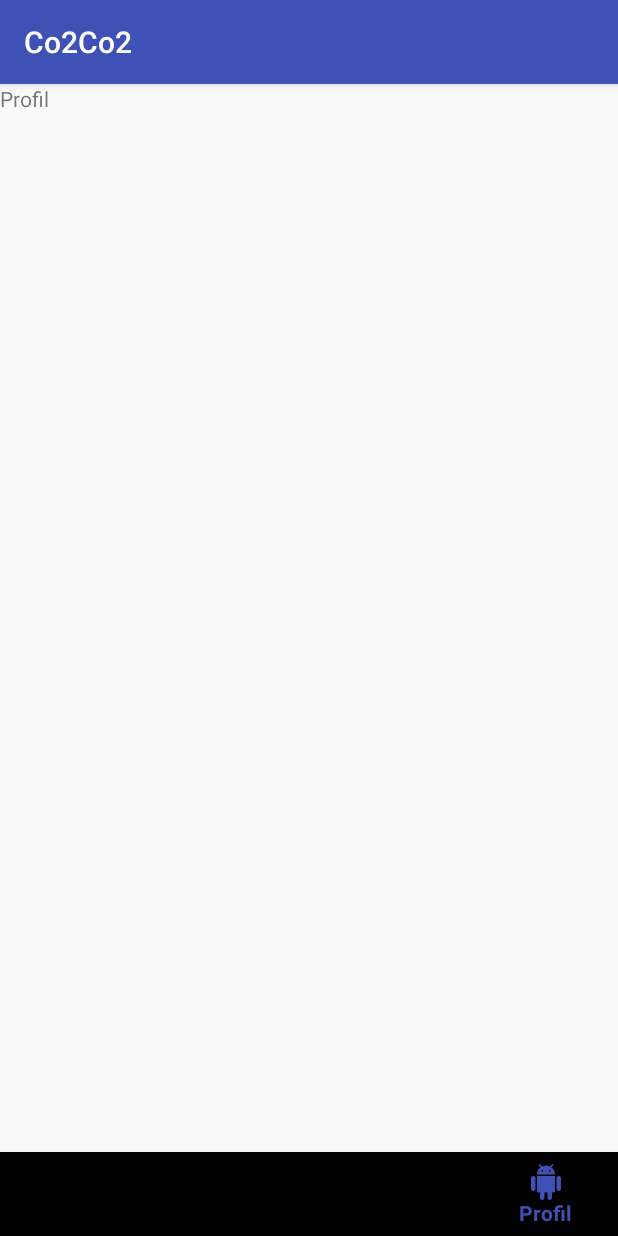
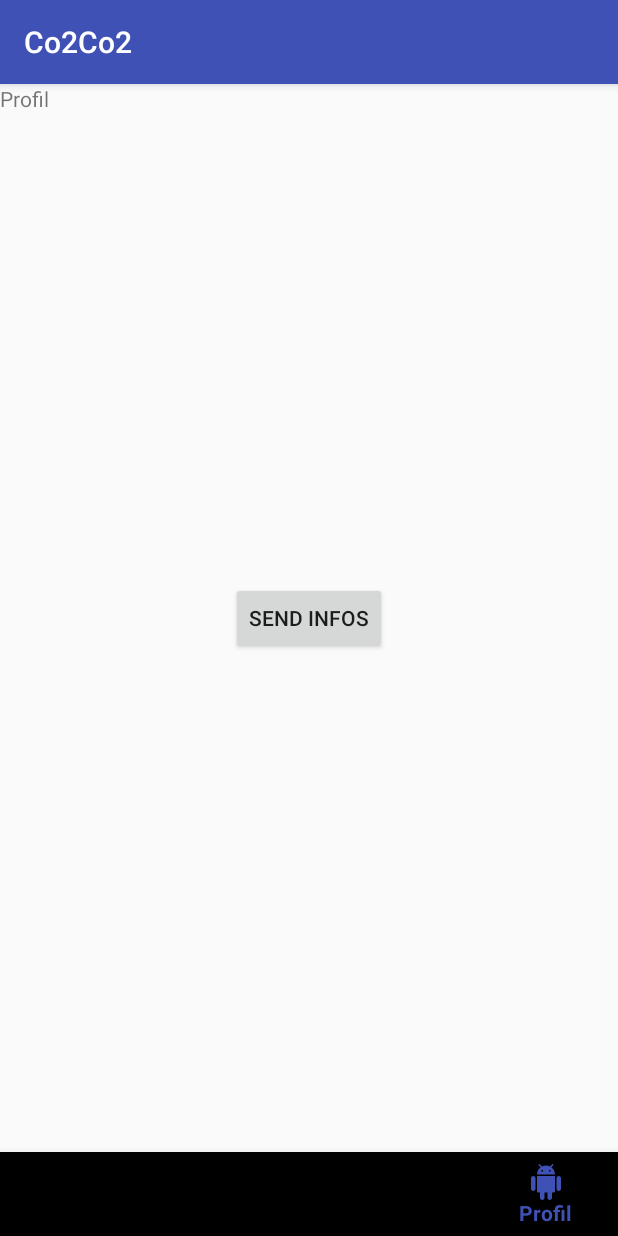
Before and after one commit to camilledahan/projet_CoCo2, an Android app: the screen it shows after launch (MainActivity), item 5 of the bottom bar chosen, on a phone screen of 412 x 824 dp. Run offline under Robolectric (Android 15) with nearby library versions, the phone set to English and light mode, and no system bars.

Commit message:
communication simple  android server node.js

```diff
--- a/frontend/app/build.gradle
+++ b/frontend/app/build.gradle
@@ -26,6 +26,8 @@ dependencies {
     implementation 'com.android.support:support-v4:26.1.0'
     implementation 'com.android.support:design:26.1.0'
     implementation 'com.android.support:support-vector-drawable:26.1.0'
+    implementation 'com.squareup.retrofit2:retrofit:2.3.0'
+    implementation 'com.squareup.retrofit2:converter-gson:2.3.0'
     testImplementation 'junit:junit:4.12'
     androidTestImplementation 'com.android.support.test:runner:1.0.2'
     androidTestImplementation 'com.android.support.test.espresso:espresso-core:3.0.2'
--- a/frontend/app/src/main/AndroidManifest.xml
+++ b/frontend/app/src/main/AndroidManifest.xml
@@ -2,13 +2,18 @@
 <manifest xmlns:android="http://schemas.android.com/apk/res/android"
     package="fr.cocoteam.co2co2">
 
+    <uses-permission android:name="android.permission.INTERNET" />
     <application
         android:allowBackup="true"
         android:icon="@mipmap/ic_launcher"
+        android:usesCleartextTraffic="true"
         android:label="@string/app_name"
         android:roundIcon="@mipmap/ic_launcher_round"
         android:supportsRtl="true"
         android:theme="@style/AppTheme">
+
+
+
         <activity android:name=".MainActivity">
             <intent-filter>
                 <action android:name="android.intent.action.MAIN" />
@@ -18,4 +23,5 @@
         </activity>
     </application>
 
+
 </manifest>
--- /dev/null
+++ b/frontend/app/src/main/java/fr/cocoteam/co2co2/service/RetrofitInterface.java
@@ -0,0 +1,14 @@
+package fr.cocoteam.co2co2.service;
+import java.util.HashMap;
+
+import fr.cocoteam.co2co2.model.User;
+import  retrofit2.Call;
+import retrofit2.http.Body;
+import retrofit2.http.GET;
+
+public interface RetrofitInterface {
+
+    @GET("/getUser")
+    Call<String> executeUser();
+
+}
--- a/frontend/app/src/main/java/fr/cocoteam/co2co2/view/ProfilFragment.java
+++ b/frontend/app/src/main/java/fr/cocoteam/co2co2/view/ProfilFragment.java
@@ -3,18 +3,34 @@ package fr.cocoteam.co2co2.view;
 
 import android.os.Bundle;
 import android.support.v4.app.Fragment;
+import android.util.Log;
 import android.view.LayoutInflater;
 import android.view.View;
 import android.view.ViewGroup;
+import android.widget.Button;
+import android.widget.Toast;
+
+import com.google.gson.Gson;
+import com.google.gson.GsonBuilder;
 
 import fr.cocoteam.co2co2.R;
+import fr.cocoteam.co2co2.service.RetrofitInterface;
+import retrofit2.Call;
+import retrofit2.Callback;
+import retrofit2.Response;
+import retrofit2.Retrofit;
+import retrofit2.converter.gson.GsonConverterFactory;
+
+import static android.content.ContentValues.TAG;
 
 /**
  * A simple {@link Fragment} subclass.
  */
 public class ProfilFragment extends Fragment {
 
-
+    private Retrofit retrofit;
+    private RetrofitInterface retrofitInterface;
+    private String BASE_URL = "http://10.0.2.2:3000";
     public ProfilFragment() {
         // Required empty public constructor
     }
@@ -24,7 +40,50 @@ public class ProfilFragment extends Fragment {
     public View onCreateView(LayoutInflater inflater, ViewGroup container,
                              Bundle savedInstanceState) {
         // Inflate the layout for this fragment
-        return inflater.inflate(R.layout.fragment_profil, container, false);
+        View view = inflater.inflate(R.layout.fragment_profil, container, false);
+
+        Gson gson = new GsonBuilder()
+                .setLenient()
+                .create();
+
+        retrofit = new Retrofit.Builder()
+                .baseUrl(BASE_URL)
+                .addConverterFactory(GsonConverterFactory.create(gson))
+                .build();
+
+        retrofitInterface = retrofit.create(RetrofitInterface.class);
+
+       Button button = view.findViewById(R.id.sendInfos);
+       button.setOnClickListener(new View.OnClickListener() {
+           @Override
+           public void onClick(View view) {
+               getInfo();
+           }
+       });
+        return view;
     }
+    public void getInfo(){
 
+
+        Call<String> call = retrofitInterface.executeUser();
+        call.enqueue(new Callback<String>() {
+            @Override
+            public void onResponse(Call<String> call, Response<String> response) {
+                if (response.code() == 200) {
+
+                    Toast.makeText(getActivity(),response.body(),Toast.LENGTH_SHORT).show();
+
+
+
+                }
+            }
+
+            @Override
+            public void onFailure(Call<String> call, Throwable t) {
+
+                Toast.makeText(getActivity(),t.getMessage(),Toast.LENGTH_SHORT).show();
+                Log.d(TAG, "onFailure: "+t.getMessage());
+            }
+        });
+    }
 }
--- a/frontend/app/src/main/res/layout/fragment_profil.xml
+++ b/frontend/app/src/main/res/layout/fragment_profil.xml
@@ -12,4 +12,13 @@
         android:layout_centerVertical="true"
         android:text="Profil" />
 
+
+    <Button
+        android:id="@+id/sendInfos"
+        android:layout_width="wrap_content"
+        android:layout_height="wrap_content"
+        android:text="Send Infos"
+        android:layout_centerInParent="true"
+        />
+
 </RelativeLayout>
--- a/frontend/build.gradle
+++ b/frontend/build.gradle
@@ -7,7 +7,7 @@ buildscript {
         jcenter()
     }
     dependencies {
-        classpath 'com.android.tools.build:gradle:3.0.1'
+        classpath 'com.android.tools.build:gradle:3.5.0'
 
 
         // NOTE: Do not place your application dependencies here; they belong
```
Also changed, not shown: frontend/app/src/main/java/fr/cocoteam/co2co2/model/User.java (added, +16 -0 lines), frontend/gradle/wrapper/gradle-wrapper.properties.
